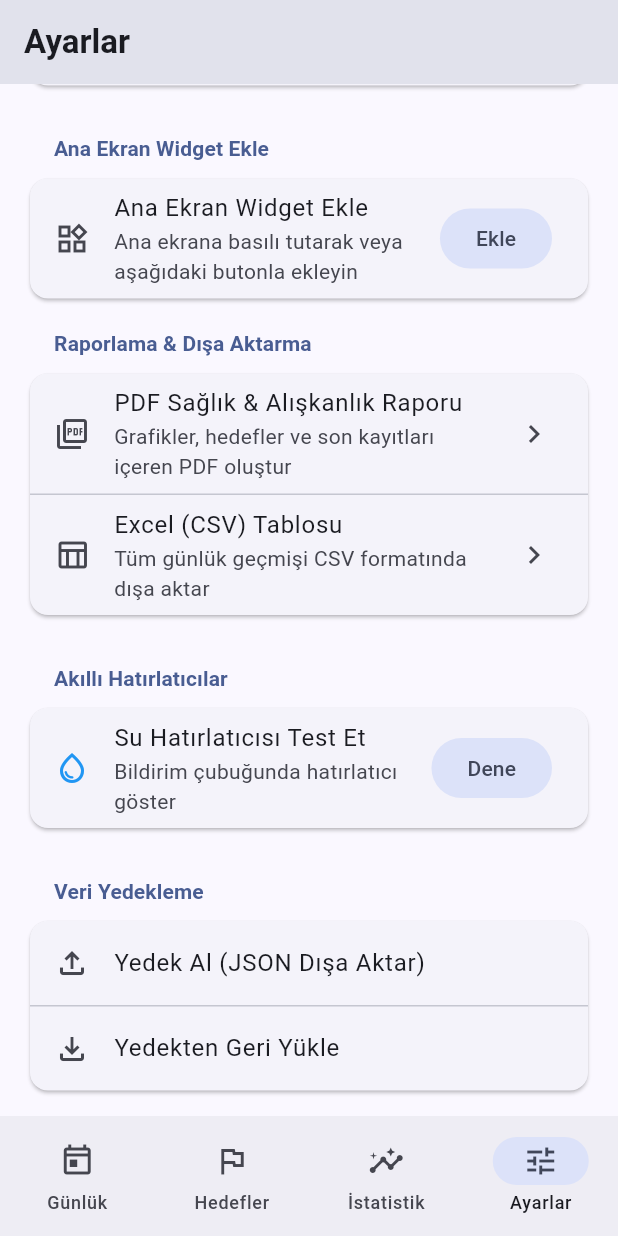
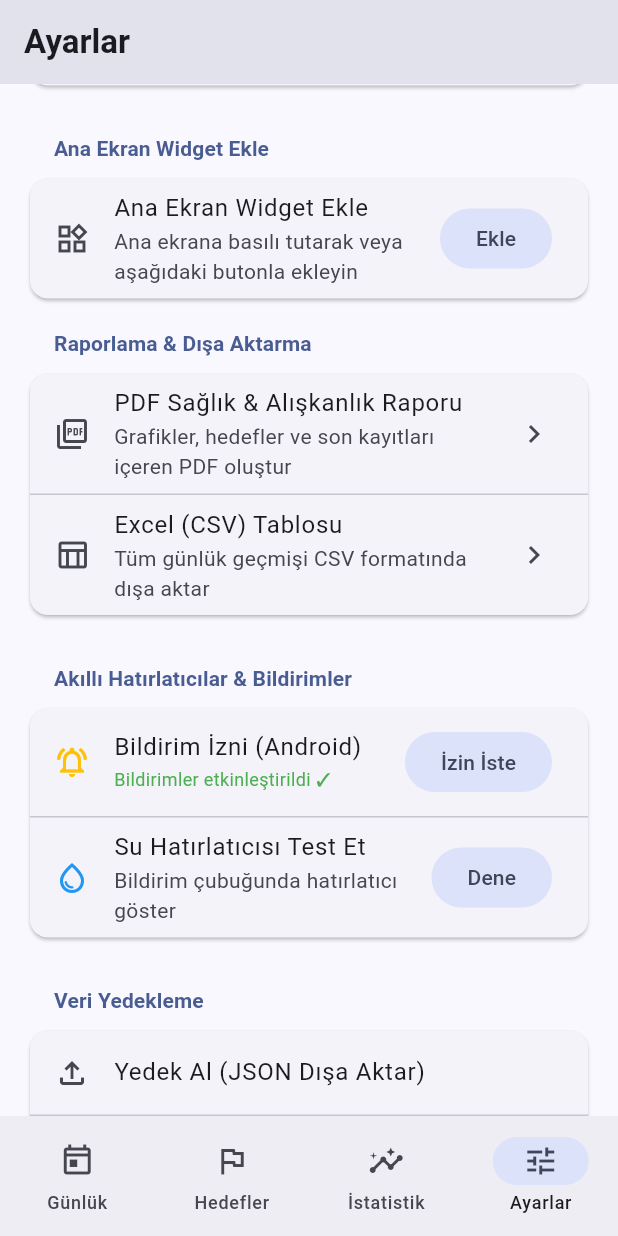
Before and after one commit to muratboy/seyir, a Flutter app: the screen it shows after launch, item 4 of the bottom bar chosen, scrolled down 563 dp, on a phone screen of 412 x 824 dp. Run offline on Flutter 3.47's test engine with Material 3 defaults, Android fonts, the phone set to English and light mode, and no system bars; our stand-ins replace csv, fl_chart, flutter_local_notifications, pdf, share_plus, speech_to_text and 1 more; missing offline and left inert: home_widget; accounts and stored records are empty; statements that could not run were skipped.

Commit message:
feat(hardening): notifications, exports, midnight split, atomic timer

```diff
--- a/lib/main.dart
+++ b/lib/main.dart
@@ -12,6 +12,7 @@ import 'ui/goals_page.dart';
 import 'ui/manage_page.dart';
 import 'ui/stats_page.dart';
 import 'ui/today_page.dart';
+import 'services/notification_service.dart';
 import 'widget_sync.dart';
 
 Future<void> main() async {
@@ -19,6 +20,7 @@ Future<void> main() async {
   await initializeDateFormatting('tr_TR');
   await initializeDateFormatting('en_US');
   Intl.defaultLocale = 'tr_TR';
+  await NotificationService.init();
   await store.load();
   store.addListener(WidgetSync.schedule);
   WidgetSync.push();
--- a/lib/services/notification_service.dart
+++ b/lib/services/notification_service.dart
@@ -13,9 +13,69 @@ class NotificationService {
       const androidSettings = AndroidInitializationSettings('@mipmap/ic_launcher');
       const initSettings = InitializationSettings(android: androidSettings);
       await _plugin.initialize(initSettings);
+
+      final androidImpl = _plugin.resolvePlatformSpecificImplementation<
+          AndroidFlutterLocalNotificationsPlugin>();
+      if (androidImpl != null) {
+        await androidImpl.createNotificationChannel(
+          const AndroidNotificationChannel(
+            'takip_timers_channel',
+            'Canlı Kronometre & Sayaçlar',
+            description: 'Devam eden kronometre ve geri sayımları gösterir',
+            importance: Importance.low,
+            playSound: false,
+            enableVibration: false,
+          ),
+        );
+        await androidImpl.createNotificationChannel(
+          const AndroidNotificationChannel(
+            'takip_alerts_channel',
+            'Limit ve Hedef Uyarıları',
+            description: 'Günlük limit aşımları ve hedef başarı bildirimleri',
+            importance: Importance.high,
+          ),
+        );
+        await androidImpl.createNotificationChannel(
+          const AndroidNotificationChannel(
+            'takip_reminders_channel',
+            'Akıllı Hatırlatıcılar',
+            description: 'Su ve aktivite hatırlatıcıları',
+            importance: Importance.defaultImportance,
+          ),
+        );
+      }
       _initialized = true;
     } catch (e) {
       debugPrint('NotificationService init error: $e');
+    }
+  }
+
+  /// Android 13+ için bildirim izni ister
+  static Future<bool> requestPermission() async {
+    if (kIsWeb || !Platform.isAndroid) return true;
+    await init();
+    try {
+      final androidImpl = _plugin.resolvePlatformSpecificImplementation<
+          AndroidFlutterLocalNotificationsPlugin>();
+      final granted = await androidImpl?.requestNotificationsPermission();
+      return granted ?? false;
+    } catch (e) {
+      debugPrint('Notification permission error: $e');
+      return false;
+    }
+  }
+
+  /// Bildirim izninin açık olup olmadığını kontrol eder
+  static Future<bool> areNotificationsEnabled() async {
+    if (kIsWeb || !Platform.isAndroid) return true;
+    await init();
+    try {
+      final androidImpl = _plugin.resolvePlatformSpecificImplementation<
+          AndroidFlutterLocalNotificationsPlugin>();
+      final enabled = await androidImpl?.areNotificationsEnabled();
+      return enabled ?? false;
+    } catch (e) {
+      return false;
     }
   }
 
@@ -37,7 +97,7 @@ class NotificationService {
       final firstAct = activities[firstTimer.activityId]?.name ?? 'Aktivite';
 
       final title = timers.length == 1
-          ? '$firstAct: ${firstTimer.displayDuration}'
+          ? (firstTimer.isRunning ? '$firstAct (Çalışıyor)' : '$firstAct (Duraklatıldı: ${firstTimer.displayDuration})')
           : '$runningCount/${timers.length} Aktif Zamanlayıcı';
 
       final body = timers.map((t) {
@@ -46,7 +106,14 @@ class NotificationService {
         return '$status$act: ${t.displayDuration}';
       }).join(' • ');
 
-      const androidDetails = AndroidNotificationDetails(
+      // Canlı kronometre desteği: tek aktif çalışan kronometre varsa sistem saatiyle otomatik akar
+      final bool isSingleRunningStopwatch =
+          timers.length == 1 && firstTimer.isRunning && !firstTimer.isCountdown;
+      final int? chronometerWhen = isSingleRunningStopwatch
+          ? DateTime.now().millisecondsSinceEpoch - firstTimer.elapsedMs
+          : null;
+
+      final androidDetails = AndroidNotificationDetails(
         'takip_timers_channel',
         'Canlı Kronometre & Sayaçlar',
         channelDescription: 'Devam eden kronometre ve geri sayımları gösterir',
@@ -54,14 +121,16 @@ class NotificationService {
         priority: Priority.low,
         ongoing: true,
         autoCancel: false,
-        showWhen: false,
+        showWhen: isSingleRunningStopwatch,
+        when: chronometerWhen,
+        usesChronometer: isSingleRunningStopwatch,
       );
 
       await _plugin.show(
         1001,
         title,
         body,
-        const NotificationDetails(android: androidDetails),
+        NotificationDetails(android: androidDetails),
       );
     } catch (e) {
       debugPrint('Error updating timer notification: $e');
--- a/lib/ui/contribution_heatmap.dart
+++ b/lib/ui/contribution_heatmap.dart
@@ -1,7 +1,5 @@
-import 'dart:math';
 import 'package:flutter/material.dart';
 
-import '../data/store.dart';
 import '../logic/format.dart';
 import '../logic/l10n.dart';
 
--- a/lib/ui/manage_page.dart
+++ b/lib/ui/manage_page.dart
@@ -191,10 +191,45 @@ class _ManagePageState extends State<ManagePage> {
               const SizedBox(height: 12),
 
               // 7. Smart Alerts & Reminders Test
-              SectionTitle(s.isTr ? 'Akıllı Hatırlatıcılar' : 'Smart Reminders'),
+              SectionTitle(s.isTr ? 'Akıllı Hatırlatıcılar & Bildirimler' : 'Smart Alerts & Notifications'),
               Card(
                 child: Column(
                   children: [
+                    ListTile(
+                      leading: const Icon(Icons.notifications_active_outlined, color: Colors.amber),
+                      title: Text(s.isTr ? 'Bildirim İzni (Android)' : 'Notification Permission'),
+                      subtitle: FutureBuilder<bool>(
+                        future: NotificationService.areNotificationsEnabled(),
+                        builder: (ctx, snap) {
+                          final enabled = snap.data ?? false;
+                          return Text(
+                            enabled
+                                ? (s.isTr ? 'Bildirimler etkinleştirildi ✓' : 'Notifications enabled ✓')
+                                : (s.isTr ? 'Bildirimler kapalı (İzin gerekiyor)' : 'Notifications disabled (Requires permission)'),
+                            style: TextStyle(
+                              color: enabled ? Colors.green : Colors.orange,
+                              fontSize: 12,
+                            ),
+                          );
+                        },
+                      ),
+                      trailing: FilledButton.tonal(
+                        onPressed: () async {
+                          final granted = await NotificationService.requestPermission();
+                          if (context.mounted) {
+                            showSnack(
+                              context,
+                              granted
+                                  ? (s.isTr ? 'Bildirim izni verildi!' : 'Notification permission granted!')
+                                  : (s.isTr ? 'Bildirim izni reddedildi veya ayarlardan açılmalı.' : 'Notification permission denied.'),
+                            );
+                            setState(() {});
+                          }
+                        },
+                        child: Text(s.isTr ? 'İzin İste' : 'Request'),
+                      ),
+                    ),
+                    const Divider(height: 1),
                     ListTile(
                       leading: const Icon(Icons.water_drop_outlined, color: Colors.blue),
                       title: Text(s.isTr ? 'Su Hatırlatıcısı Test Et' : 'Test Water Reminder'),
--- a/pubspec.yaml
+++ b/pubspec.yaml
@@ -31,3 +31,6 @@ dev_dependencies:
 
 flutter:
   uses-material-design: true
+  assets:
+    - assets/fonts/NotoSans-Regular.ttf
+    - assets/fonts/NotoSans-Bold.ttf
```
Also changed, not shown: lib/data/models.dart (+16 -2 lines), lib/data/store.dart (+85 -27 lines), lib/services/export_service.dart (+29 -8 lines), assets/fonts/NotoSans-Bold.ttf (added), assets/fonts/NotoSans-Regular.ttf (added), 1 other file.
